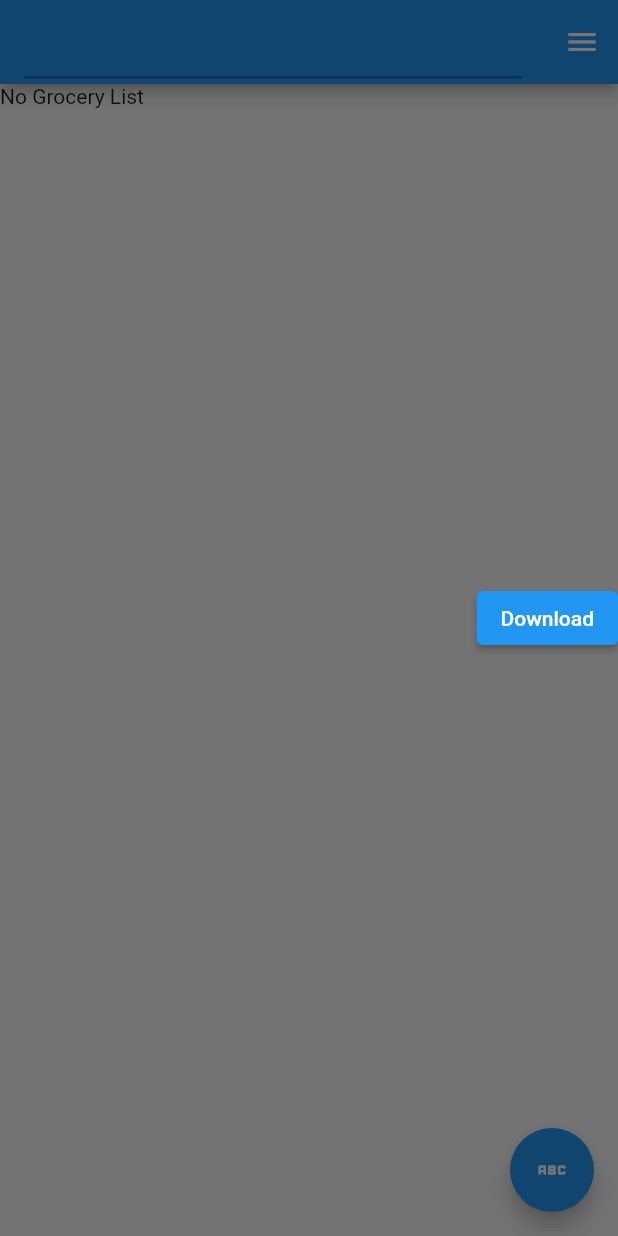
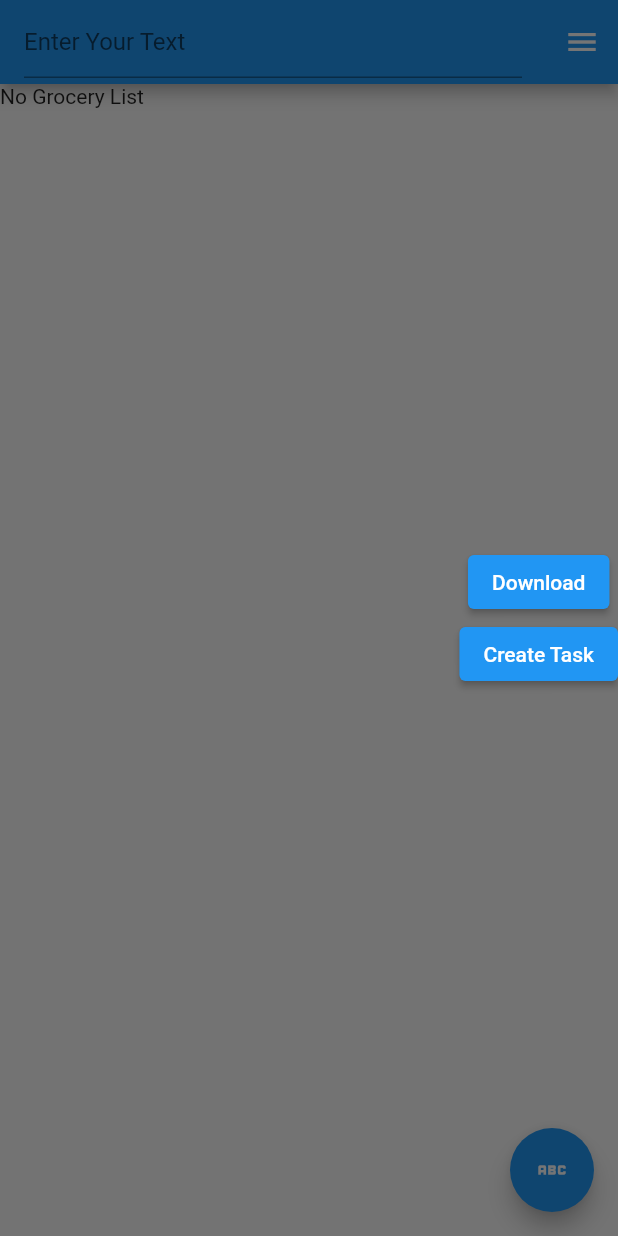
Before and after one commit to samiraTR/Demo_app, a Flutter app: the screen it shows after launch, with the side drawer open, on a phone screen of 412 x 824 dp. Run offline on Flutter 3.47's test engine with Material 2 defaults, Android fonts, the light colour scheme and no system bars; our stand-ins replace permission_handler, sqflite_sqlcipher; accounts and stored records are empty.

Commit message:
to-do page generated

```diff
--- /dev/null
+++ b/lib/Ui/homepage.dart
@@ -0,0 +1,119 @@
+import 'package:demo_app/Ui/todo_page.dart';
+import 'package:demo_app/database_helper.dart';
+import 'package:demo_app/models/grocery_model.dart';
+import 'package:flutter/material.dart';
+
+class MyHomePage extends StatefulWidget {
+  // ignore: preferconstconstructorsinimmutables
+  const MyHomePage({Key? key}) : super(key: key);
+
+  @override
+  MyHomePageState createState() => MyHomePageState();
+}
+
+class MyHomePageState extends State<MyHomePage> {
+  TextEditingController nameController = TextEditingController();
+  String routeName = "MyHomePage";
+
+  int? selectedId;
+  // List<_SalesData> data = [
+  //   _SalesData('Jan', 35),
+  //   _SalesData('Feb', 28),
+  //   _SalesData('Mar', 34),
+  //   _SalesData('Apr', 32),
+  //   _SalesData('May', 40)
+  // ];
+  @override
+  Widget build(BuildContext context) {
+    return Scaffold(
+      appBar: AppBar(
+        title: TextField(
+          controller: nameController,
+          decoration: const InputDecoration(hintText: "Enter Your Text"),
+        ),
+        // title:  Text('Syncfusion Flutter chart'),
+      ),
+      endDrawer: Column(
+        mainAxisAlignment: MainAxisAlignment.center,
+        crossAxisAlignment: CrossAxisAlignment.center,
+        children: [
+          ElevatedButton(
+            onPressed: () {
+              DatabaseHelper.instance.downloadFolder();
+            },
+            child: const Text("Download"),
+          ),
+          ElevatedButton(
+            onPressed: () {
+              Navigator.push(
+                context,
+                (MaterialPageRoute(
+                  builder: (context) => const TodoScreen(),
+                )),
+              );
+            },
+            child: const Text("Create Task"),
+          ),
+        ],
+      ),
+      body: FutureBuilder<List<Grocery>>(
+        future: DatabaseHelper.instance.getGroceries(),
+        builder: (context, AsyncSnapshot<List<Grocery>> snapshot) {
+          if (!snapshot.hasData) {
+            return const Text("Loading");
+          } else if (snapshot.data!.isEmpty) {
+            return const Text("No Grocery List");
+          }
+          return ListView(
+              children: snapshot.data!.map((e) {
+            return ListTile(
+              leading: Text(
+                e.name.toString(),
+              ),
+              onTap: () {
+                setState(() {
+                  nameController.text = e.name.toString();
+                  selectedId = e.id!;
+                });
+              },
+              onLongPress: () async {
+                // e.id == null
+                //     ? await DatabaseHelper.instance.removeNull(e.id!)
+                //     :
+                await DatabaseHelper.instance.remove(e.id!);
+                setState(() {
+                  nameController.text = "";
+                });
+              },
+            );
+          }).toList());
+        },
+      ),
+      floatingActionButton: FloatingActionButton(
+        onPressed: () async {
+          if (nameController.text != "") {
+            selectedId == null
+                ? await DatabaseHelper.instance
+                    .add(Grocery(name: nameController.text))
+                : await DatabaseHelper.instance
+                    .update(Grocery(name: nameController.text, id: selectedId));
+          }
+          setState(
+            () {
+              nameController.clear();
+              selectedId = null;
+            },
+          );
+        },
+        child: const Icon(Icons.abc_outlined),
+      ),
+    );
+  }
+}
+
+// class _SalesData {
+//   _SalesData(this.year, this.sales);
+
+//   final String year;
+//   final double sales;
+// }
--- /dev/null
+++ b/lib/Ui/theme/theme.dart
@@ -0,0 +1,6 @@
+import 'package:flutter/material.dart';
+
+
+// class theme{
+//   textTheme:
+// }
--- a/lib/main.dart
+++ b/lib/main.dart
@@ -1,112 +1,21 @@
-import 'package:demo_app/database_helper.dart';
-import 'package:demo_app/models/grocery_model.dart';
+// import 'package:demo_app/Services/routes.dart' as route;
+import 'package:demo_app/Ui/homepage.dart';
+
 import 'package:flutter/material.dart';
-import 'package:sqflite_sqlcipher/sqflite.dart';
-import 'package:syncfusion_flutter_charts/charts.dart';
-import 'package:syncfusion_flutter_charts/sparkcharts.dart';
 
 void main() {
-  return runApp(_ChartApp());
+  return runApp(const ChartApp());
 }
 
-class _ChartApp extends StatelessWidget {
+class ChartApp extends StatelessWidget {
+  const ChartApp({super.key});
+
   @override
   Widget build(BuildContext context) {
     return MaterialApp(
+      debugShowCheckedModeBanner: false,
       theme: ThemeData(primarySwatch: Colors.blue),
-      home: _MyHomePage(),
+      home: const MyHomePage(),
     );
   }
 }
-
-class _MyHomePage extends StatefulWidget {
-  // ignore: prefer_const_constructors_in_immutables
-  _MyHomePage({Key? key}) : super(key: key);
-
-  @override
-  _MyHomePageState createState() => _MyHomePageState();
-}
-
-class _MyHomePageState extends State<_MyHomePage> {
-  TextEditingController nameController = TextEditingController();
-  int? selectedId;
-  List<_SalesData> data = [
-    _SalesData('Jan', 35),
-    _SalesData('Feb', 28),
-    _SalesData('Mar', 34),
-    _SalesData('Apr', 32),
-    _SalesData('May', 40)
-  ];
-  @override
-  Widget build(BuildContext context) {
-    return Scaffold(
-      appBar: AppBar(
-        title: TextField(controller: nameController),
-        // title:  Text('Syncfusion Flutter chart'),
-      ),
-      endDrawer: ElevatedButton(
-          onPressed: () {
-            DatabaseHelper.instance.downloadFolder();
-          },
-          child: Text("Download")),
-      body: FutureBuilder<List<Grocery>>(
-        future: DatabaseHelper.instance.getGroceries(),
-        builder: (context, AsyncSnapshot<List<Grocery>> snapshot) {
-          if (!snapshot.hasData) {
-            return const Text("Loading");
-          } else if (snapshot.data!.isEmpty) {
-            return const Text("No Grocery List");
-          }
-          return ListView(
-              children: snapshot.data!.map((e) {
-            return ListTile(
-              leading: Text(
-                e.name.toString(),
-              ),
-              onTap: () {
-                setState(() {
-                  nameController.text = e.name.toString();
-                  selectedId = e.id!;
-                });
-              },
-              onLongPress: () async {
-                // e.id == null
-                //     ? await DatabaseHelper.instance.removeNull(e.id!)
-                //     :
-                await DatabaseHelper.instance.remove(e.id!);
-                setState(() {
-                  nameController.text = "";
-                });
-              },
-            );
-          }).toList());
-        },
-      ),
-      floatingActionButton: FloatingActionButton(
-        onPressed: () async {
-          if (nameController.text != "") {
-            selectedId == null
-                ? await DatabaseHelper.instance
-                    .add(Grocery(name: nameController.text))
-                : await DatabaseHelper.instance
-                    .update(Grocery(name: nameController.text, id: selectedId));
-          }
-          setState(
-            () {
-              nameController.clear();
-              selectedId = null;
-            },
-          );
-        },
-        child: const Icon(Icons.abc_outlined),
-      ),
-    );
-  }
-}
-
-class _SalesData {
-  _SalesData(this.year, this.sales);
-
-  final String year;
-  final double sales;
-}
```
Also changed, not shown: lib/Services/routes.dart (added, +14 -0 lines), lib/Ui/create_note.dart (added, +137 -0 lines), lib/Ui/todo_page.dart (added, +139 -0 lines), 1 other file.
